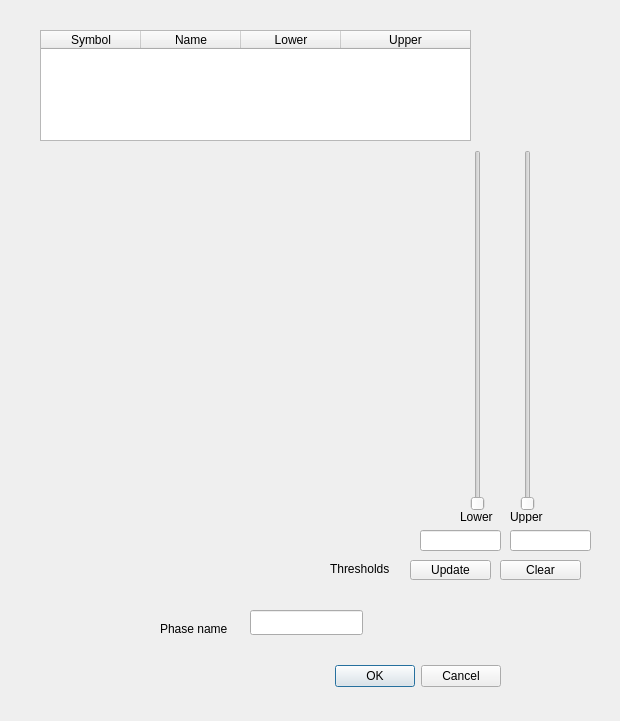
Qt form src/resources/ui_new_phase_filtered_dialog.ui (ianthomas23/QACD-quack) before a commit.
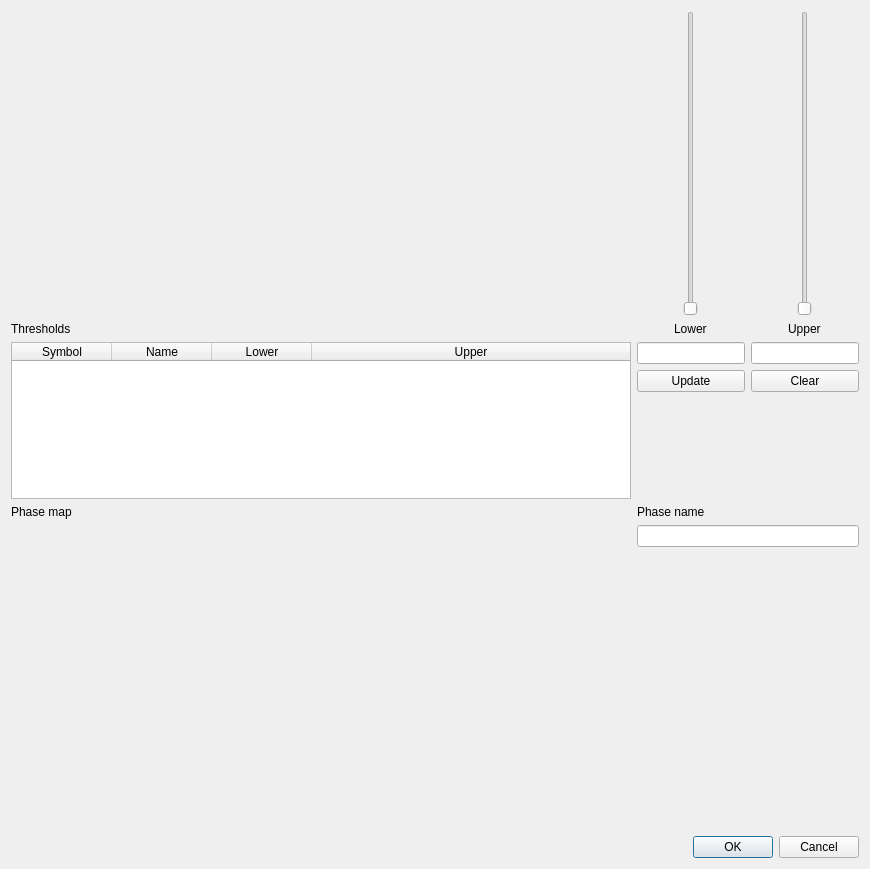
The same form after that commit. Custom widgets are drawn as their Qt base class.

Commit message: Finished phase maps from filtered element maps

Patch:
```diff
--- a/src/resources/ui_new_phase_filtered_dialog.ui
+++ b/src/resources/ui_new_phase_filtered_dialog.ui
@@ -6,37 +6,96 @@
    <rect>
     <x>0</x>
     <y>0</y>
-    <width>620</width>
-    <height>721</height>
+    <width>870</width>
+    <height>869</height>
    </rect>
   </property>
   <property name="windowTitle">
    <string>New phase map from filtered element maps</string>
   </property>
-  <widget class="QDialogButtonBox" name="buttonBox">
-   <property name="geometry">
-    <rect>
-     <x>160</x>
-     <y>660</y>
-     <width>341</width>
-     <height>32</height>
-    </rect>
-   </property>
+  <layout class="QGridLayout" name="gridLayout" columnstretch="0,0,0">
+   <item row="0" column="0">
+    <widget class="MatplotlibWidget" name="elementMatplotlibWidget" native="true">
+     <property name="sizePolicy">
+      <sizepolicy hsizetype="Expanding" vsizetype="Preferred">
+       <horstretch>1</horstretch>
+       <verstretch>3</verstretch>
+      </sizepolicy>
+     </property>
+     <property name="minimumSize">
+      <size>
+       <width>100</width>
+       <height>100</height>
+      </size>
+     </property>
+    </widget>
+   </item>
+   <item row="0" column="1" alignment="Qt::AlignHCenter">
+    <widget class="QSlider" name="lowerSlider">
+     <property name="styleSheet">
+      <string notr="true"/>
+     </property>
+     <property name="singleStep">
+      <number>10</number>
+     </property>
+     <property name="pageStep">
+      <number>100</number>
+     </property>
    <property name="orientation">
-    <enum>Qt::Horizontal</enum>
-   </property>
-   <property name="standardButtons">
-    <set>QDialogButtonBox::Cancel|QDialogButtonBox::Ok</set>
-   </property>
-  </widget>
+      <enum>Qt::Vertical</enum>
+     </property>
+     <property name="invertedAppearance">
+      <bool>false</bool>
+     </property>
+     <property name="tickPosition">
+      <enum>QSlider::NoTicks</enum>
+     </property>
+     <property name="tickInterval">
+      <number>100</number>
+     </property>
+    </widget>
+   </item>
+   <item row="0" column="2" alignment="Qt::AlignHCenter">
+    <widget class="QSlider" name="upperSlider">
+     <property name="singleStep">
+      <number>10</number>
+     </property>
+     <property name="pageStep">
+      <number>100</number>
+     </property>
+     <property name="orientation">
+      <enum>Qt::Vertical</enum>
+     </property>
+    </widget>
+   </item>
+   <item row="1" column="0">
+    <widget class="QLabel" name="label_3">
+     <property name="text">
+      <string>Thresholds</string>
+     </property>
+    </widget>
+   </item>
+   <item row="1" column="1" alignment="Qt::AlignHCenter">
+    <widget class="QLabel" name="label">
+     <property name="text">
+      <string>Lower</string>
+     </property>
+    </widget>
+   </item>
+   <item row="1" column="2" alignment="Qt::AlignHCenter">
+    <widget class="QLabel" name="label_2">
+     <property name="text">
+      <string>Upper</string>
+     </property>
+    </widget>
+   </item>
+   <item row="2" column="0" rowspan="3">
   <widget class="QTableWidget" name="elementTable">
-   <property name="geometry">
-    <rect>
-     <x>40</x>
-     <y>30</y>
-     <width>431</width>
-     <height>111</height>
-    </rect>
+     <property name="sizePolicy">
+      <sizepolicy hsizetype="Expanding" vsizetype="Expanding">
+       <horstretch>1</horstretch>
+       <verstretch>1</verstretch>
+      </sizepolicy>
    </property>
    <property name="selectionMode">
     <enum>QAbstractItemView::SingleSelection</enum>
@@ -83,127 +142,35 @@
     </property>
    </column>
   </widget>
-  <widget class="MatplotlibWidget" name="matplotlibWidget" native="true">
-   <property name="geometry">
-    <rect>
-     <x>49</x>
-     <y>159</y>
-     <width>391</width>
-     <height>351</height>
-    </rect>
-   </property>
-  </widget>
-  <widget class="QSlider" name="lowerSlider">
-   <property name="geometry">
-    <rect>
-     <x>470</x>
-     <y>150</y>
-     <width>16</width>
-     <height>361</height>
-    </rect>
-   </property>
-   <property name="styleSheet">
-    <string notr="true"/>
-   </property>
-   <property name="singleStep">
-    <number>10</number>
-   </property>
-   <property name="pageStep">
-    <number>100</number>
-   </property>
-   <property name="orientation">
-    <enum>Qt::Vertical</enum>
-   </property>
-   <property name="invertedAppearance">
-    <bool>false</bool>
-   </property>
-   <property name="tickPosition">
-    <enum>QSlider::NoTicks</enum>
-   </property>
-   <property name="tickInterval">
-    <number>100</number>
-   </property>
-  </widget>
-  <widget class="QSlider" name="upperSlider">
-   <property name="geometry">
-    <rect>
-     <x>520</x>
-     <y>150</y>
-     <width>16</width>
-     <height>361</height>
-    </rect>
-   </property>
-   <property name="singleStep">
-    <number>10</number>
-   </property>
-   <property name="pageStep">
-    <number>100</number>
-   </property>
-   <property name="orientation">
-    <enum>Qt::Vertical</enum>
-   </property>
-  </widget>
-  <widget class="QLabel" name="label">
-   <property name="geometry">
-    <rect>
-     <x>460</x>
-     <y>510</y>
-     <width>48</width>
-     <height>13</height>
-    </rect>
-   </property>
-   <property name="text">
-    <string>Lower</string>
-   </property>
-  </widget>
-  <widget class="QLabel" name="label_2">
-   <property name="geometry">
-    <rect>
-     <x>510</x>
-     <y>510</y>
-     <width>48</width>
-     <height>13</height>
-    </rect>
-   </property>
-   <property name="text">
-    <string>Upper</string>
-   </property>
-  </widget>
+   </item>
+   <item row="2" column="1">
   <widget class="QLineEdit" name="lowerLineEdit">
-   <property name="geometry">
-    <rect>
-     <x>420</x>
-     <y>530</y>
-     <width>81</width>
-     <height>21</height>
-    </rect>
+     <property name="sizePolicy">
+      <sizepolicy hsizetype="Minimum" vsizetype="Fixed">
+       <horstretch>0</horstretch>
+       <verstretch>0</verstretch>
+      </sizepolicy>
    </property>
    <property name="readOnly">
     <bool>true</bool>
    </property>
   </widget>
+   </item>
+   <item row="2" column="2">
   <widget class="QLineEdit" name="upperLineEdit">
-   <property name="geometry">
-    <rect>
-     <x>510</x>
-     <y>530</y>
-     <width>81</width>
-     <height>21</height>
-    </rect>
+     <property name="sizePolicy">
+      <sizepolicy hsizetype="Minimum" vsizetype="Fixed">
+       <horstretch>0</horstretch>
+       <verstretch>0</verstretch>
+      </sizepolicy>
    </property>
    <property name="readOnly">
     <bool>true</bool>
    </property>
   </widget>
+   </item>
+   <item row="3" column="1">
   <widget class="QPushButton" name="updateThresholdsButton">
-   <property name="geometry">
-    <rect>
-     <x>410</x>
-     <y>560</y>
-     <width>81</width>
-     <height>20</height>
-    </rect>
-   </property>
    <property name="sizePolicy">
     <sizepolicy hsizetype="Minimum" vsizetype="Fixed">
      <horstretch>0</horstretch>
@@ -214,28 +181,9 @@
     <string>Update</string>
    </property>
   </widget>
-  <widget class="QLabel" name="label_3">
-   <property name="geometry">
-    <rect>
-     <x>330</x>
-     <y>560</y>
-     <width>71</width>
-     <height>17</height>
-    </rect>
-   </property>
-   <property name="text">
-    <string>Thresholds</string>
-   </property>
-  </widget>
+   </item>
+   <item row="3" column="2">
   <widget class="QPushButton" name="clearThresholdsButton">
-   <property name="geometry">
-    <rect>
-     <x>500</x>
-     <y>560</y>
-     <width>81</width>
-     <height>20</height>
-    </rect>
-   </property>
    <property name="sizePolicy">
     <sizepolicy hsizetype="Minimum" vsizetype="Fixed">
      <horstretch>0</horstretch>
@@ -246,29 +194,58 @@
     <string>Clear</string>
    </property>
   </widget>
+   </item>
+   <item row="5" column="0">
+    <widget class="QLabel" name="label_5">
+     <property name="text">
+      <string>Phase map</string>
+     </property>
+    </widget>
+   </item>
+   <item row="5" column="1" colspan="2">
   <widget class="QLabel" name="label_4">
-   <property name="geometry">
-    <rect>
-     <x>160</x>
-     <y>620</y>
-     <width>111</width>
-     <height>17</height>
-    </rect>
-   </property>
    <property name="text">
     <string>Phase name</string>
    </property>
   </widget>
-  <widget class="QLineEdit" name="nameLineEdit">
-   <property name="geometry">
-    <rect>
-     <x>250</x>
-     <y>610</y>
-     <width>113</width>
-     <height>25</height>
-    </rect>
-   </property>
-  </widget>
+   </item>
+   <item row="6" column="1" colspan="2" alignment="Qt::AlignTop">
+    <widget class="QLineEdit" name="nameEdit">
+     <property name="sizePolicy">
+      <sizepolicy hsizetype="Minimum" vsizetype="Fixed">
+       <horstretch>0</horstretch>
+       <verstretch>0</verstretch>
+      </sizepolicy>
+     </property>
+    </widget>
+   </item>
+   <item row="6" column="0">
+    <widget class="MatplotlibWidget" name="phaseMatplotlibWidget" native="true">
+     <property name="sizePolicy">
+      <sizepolicy hsizetype="Preferred" vsizetype="Preferred">
+       <horstretch>1</horstretch>
+       <verstretch>3</verstretch>
+      </sizepolicy>
+     </property>
+     <property name="minimumSize">
+      <size>
+       <width>100</width>
+       <height>100</height>
+      </size>
+     </property>
+    </widget>
+   </item>
+   <item row="7" column="0" colspan="3">
+    <widget class="QDialogButtonBox" name="buttonBox">
+     <property name="orientation">
+      <enum>Qt::Horizontal</enum>
+     </property>
+     <property name="standardButtons">
+      <set>QDialogButtonBox::Cancel|QDialogButtonBox::Ok</set>
+     </property>
+    </widget>
+   </item>
+  </layout>
  </widget>
  <customwidgets>
   <customwidget>
```
Left out of the diff: 2 changed lines with no effect on the pictures. Lines whose indentation alone changed are shown as unchanged. The commit also changes 7 other files.
